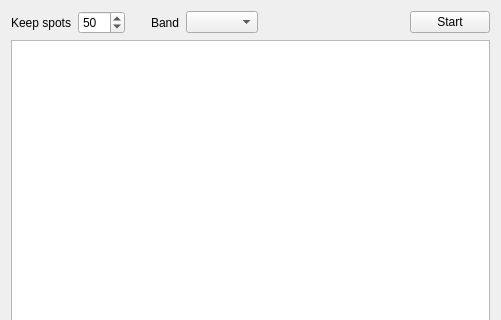
Qt form ui_files/DxSpots.ui (gitandy/DragonLog) before a commit; both pictures show x 0 to 501 and y 0 to 320 of the 501 by 476 pixel window.
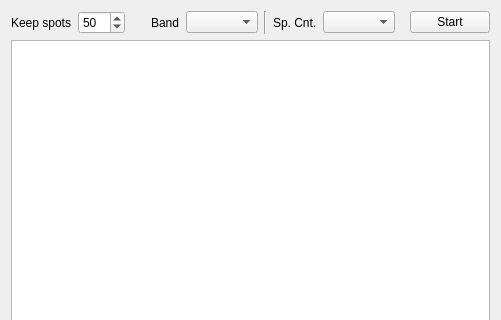
The same form after that commit.

The edit to the form file:
```diff
--- a/ui_files/DxSpots.ui
+++ b/ui_files/DxSpots.ui
@@ -90,6 +90,36 @@
        </property>
       </widget>
      </item>
+     <item>
+      <widget class="Line" name="line">
+       <property name="orientation">
+        <enum>Qt::Vertical</enum>
+       </property>
+      </widget>
+     </item>
+     <item>
+      <widget class="QLabel" name="label_3">
+       <property name="sizePolicy">
+        <sizepolicy hsizetype="Fixed" vsizetype="Preferred">
+         <horstretch>0</horstretch>
+         <verstretch>0</verstretch>
+        </sizepolicy>
+       </property>
+       <property name="text">
+        <string>Sp. Cnt.</string>
+       </property>
+      </widget>
+     </item>
+     <item>
+      <widget class="QComboBox" name="spContComboBox">
+       <property name="sizePolicy">
+        <sizepolicy hsizetype="Fixed" vsizetype="Fixed">
+         <horstretch>0</horstretch>
+         <verstretch>0</verstretch>
+        </sizepolicy>
+       </property>
+      </widget>
+     </item>
      <item>
       <spacer name="horizontalSpacer_4">
        <property name="orientation">
```
Left out of the diff: 17 changed lines with no effect on the pictures.
